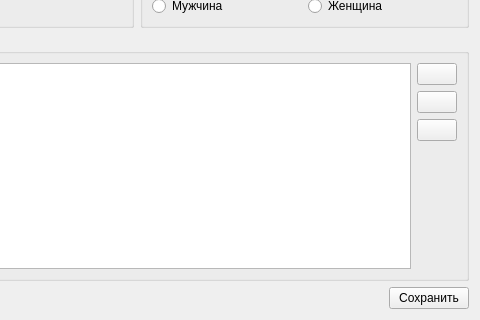
Before: the Qt Designer form src/patients/patienteditwidget.ui in megakoko/m-system, drawn with Qt 5; both pictures show x 206 to 686 and y 167 to 487 of the 686 by 487 pixel window.
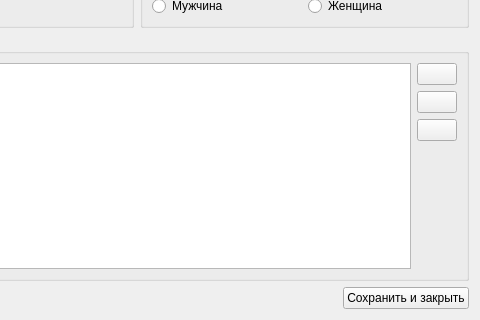
After: the same form once the commit is applied. Icons and pictures are not drawn.

Commit message: Изменил надписи на кнопках "Сохранить" —> "Сохранить и закрыть".

```diff
--- a/src/patients/patienteditwidget.ui
+++ b/src/patients/patienteditwidget.ui
@@ -278,7 +278,7 @@
      <item>
       <widget class="QPushButton" name="m_save">
        <property name="text">
-        <string>Сохранить</string>
+        <string>Сохранить и закрыть</string>
        </property>
       </widget>
      </item>
```
The commit also changes 3 other files.
